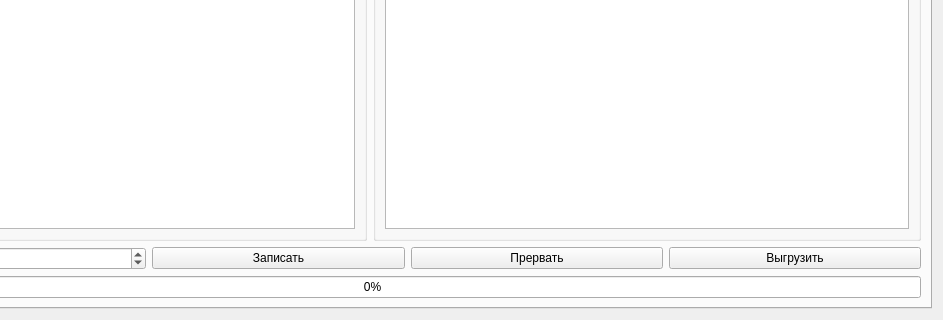
Qt form gui/uies/new_ann.ui (neurocomputer/MemriBoard) before a commit; both pictures show x 198 to 1141 and y 341 to 661 of the 1141 by 661 pixel window.
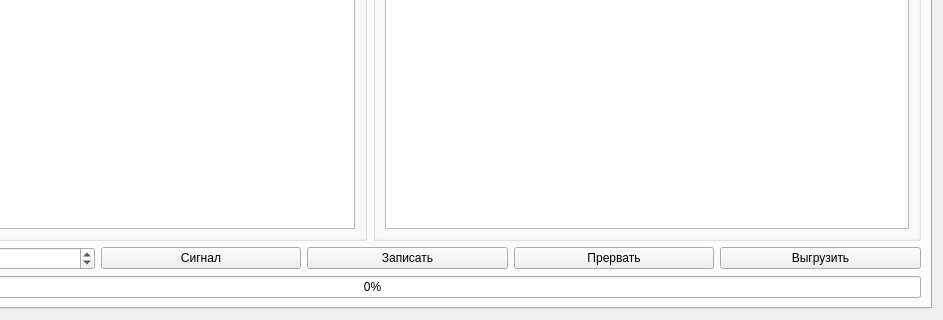
The same form after that commit.

Patch:
```diff
--- a/gui/uies/new_ann.ui
+++ b/gui/uies/new_ann.ui
@@ -267,6 +267,13 @@
              </property>
             </widget>
            </item>
+           <item>
+            <widget class="QPushButton" name="button_signal_parameters">
+             <property name="text">
+              <string>Сигнал</string>
+             </property>
+            </widget>
+           </item>
            <item>
             <widget class="QPushButton" name="button_map_weights">
              <property name="text">
```
